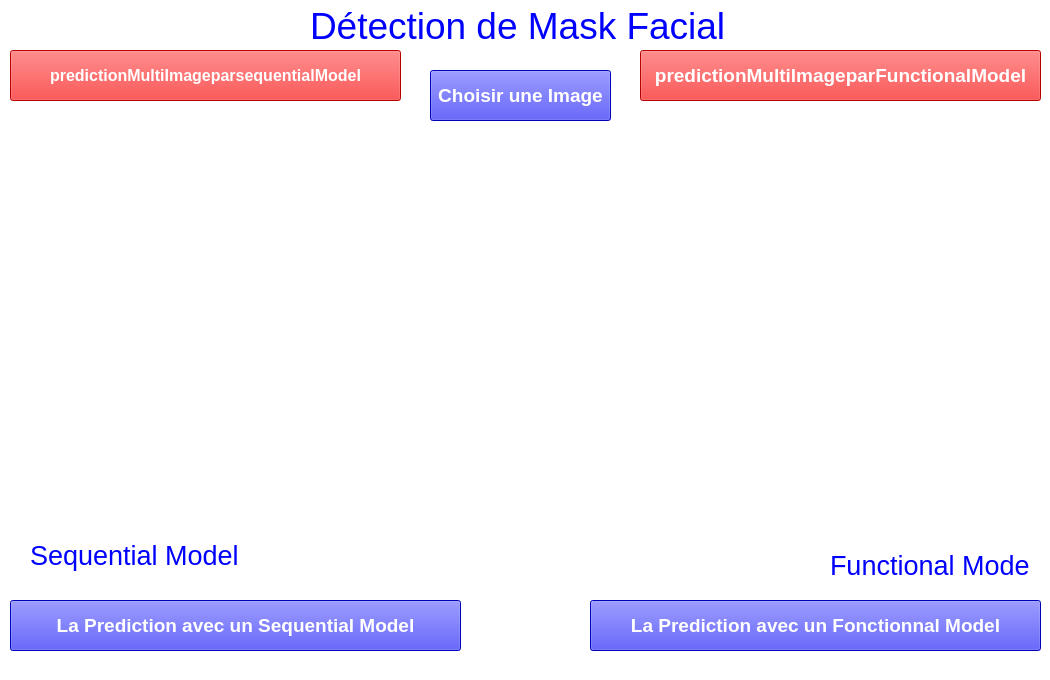
This is second.ui in mhdabdellah/Projet_IA as Qt 5 draws it before an edit. The edited form follows.
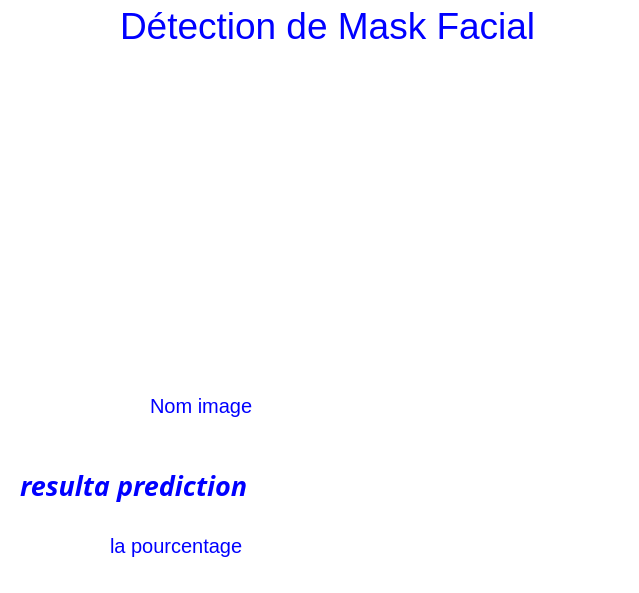
This is the edited form. Icons and pictures are not drawn.

The edit to the form file:
```diff
--- a/second.ui
+++ b/second.ui
@@ -6,8 +6,8 @@
    <rect>
     <x>0</x>
     <y>0</y>
-    <width>1050</width>
-    <height>680</height>
+    <width>639</width>
+    <height>593</height>
    </rect>
   </property>
   <property name="palette">
@@ -189,8 +189,8 @@
    <widget class="QLabel" name="L1">
     <property name="geometry">
      <rect>
-      <x>260</x>
-      <y>490</y>
+      <x>20</x>
+      <y>440</y>
       <width>591</width>
       <height>91</height>
      </rect>
@@ -273,15 +273,15 @@
      <enum>Qt::LeftToRight</enum>
     </property>
     <property name="text">
-     <string/>
+     <string>resulta prediction</string>
     </property>
    </widget>
    <widget class="QLabel" name="logo">
     <property name="geometry">
      <rect>
-      <x>350</x>
-      <y>130</y>
-      <width>361</width>
+      <x>110</x>
+      <y>60</y>
+      <width>421</width>
       <height>321</height>
      </rect>
     </property>
@@ -295,346 +295,10 @@
      <bool>true</bool>
     </property>
    </widget>
-   <widget class="QPushButton" name="Bt4">
-    <property name="geometry">
-     <rect>
-      <x>10</x>
-      <y>50</y>
-      <width>391</width>
-      <height>51</height>
-     </rect>
-    </property>
-    <property name="palette">
-     <palette>
-      <active>
-       <colorrole role="WindowText">
-        <brush brushstyle="SolidPattern">
-         <color alpha="255">
-          <red>255</red>
-          <green>255</green>
-          <blue>255</blue>
-         </color>
-        </brush>
-       </colorrole>
-       <colorrole role="Button">
-        <brush brushstyle="SolidPattern">
-         <color alpha="255">
-          <red>255</red>
-          <green>0</green>
-          <blue>0</blue>
-         </color>
-        </brush>
-       </colorrole>
-       <colorrole role="ButtonText">
-        <brush brushstyle="SolidPattern">
-         <color alpha="255">
-          <red>255</red>
-          <green>255</green>
-          <blue>255</blue>
-         </color>
-        </brush>
-       </colorrole>
-       <colorrole role="Base">
-        <brush brushstyle="SolidPattern">
-         <color alpha="255">
-          <red>255</red>
-          <green>0</green>
-          <blue>0</blue>
-         </color>
-        </brush>
-       </colorrole>
-       <colorrole role="Window">
-        <brush brushstyle="SolidPattern">
-         <color alpha="255">
-          <red>255</red>
-          <green>0</green>
-          <blue>0</blue>
-         </color>
-        </brush>
-       </colorrole>
-      </active>
-      <inactive>
-       <colorrole role="WindowText">
-        <brush brushstyle="SolidPattern">
-         <color alpha="255">
-          <red>255</red>
-          <green>255</green>
-          <blue>255</blue>
-         </color>
-        </brush>
-       </colorrole>
-       <colorrole role="Button">
-        <brush brushstyle="SolidPattern">
-         <color alpha="255">
-          <red>255</red>
-          <green>0</green>
-          <blue>0</blue>
-         </color>
-        </brush>
-       </colorrole>
-       <colorrole role="ButtonText">
-        <brush brushstyle="SolidPattern">
-         <color alpha="255">
-          <red>255</red>
-          <green>255</green>
-          <blue>255</blue>
-         </color>
-        </brush>
-       </colorrole>
-       <colorrole role="Base">
-        <brush brushstyle="SolidPattern">
-         <color alpha="255">
-          <red>255</red>
-          <green>0</green>
-          <blue>0</blue>
-         </color>
-        </brush>
-       </colorrole>
-       <colorrole role="Window">
-        <brush brushstyle="SolidPattern">
-         <color alpha="255">
-          <red>255</red>
-          <green>0</green>
-          <blue>0</blue>
-         </color>
-        </brush>
-       </colorrole>
-      </inactive>
-      <disabled>
-       <colorrole role="WindowText">
-        <brush brushstyle="SolidPattern">
-         <color alpha="255">
-          <red>120</red>
-          <green>120</green>
-          <blue>120</blue>
-         </color>
-        </brush>
-       </colorrole>
-       <colorrole role="Button">
-        <brush brushstyle="SolidPattern">
-         <color alpha="255">
-          <red>255</red>
-          <green>0</green>
-          <blue>0</blue>
-         </color>
-        </brush>
-       </colorrole>
-       <colorrole role="ButtonText">
-        <brush brushstyle="SolidPattern">
-         <color alpha="255">
-          <red>120</red>
-          <green>120</green>
-          <blue>120</blue>
-         </color>
-        </brush>
-       </colorrole>
-       <colorrole role="Base">
-        <brush brushstyle="SolidPattern">
-         <color alpha="255">
-          <red>255</red>
-          <green>0</green>
-          <blue>0</blue>
-         </color>
-        </brush>
-       </colorrole>
-       <colorrole role="Window">
-        <brush brushstyle="SolidPattern">
-         <color alpha="255">
-          <red>255</red>
-          <green>0</green>
-          <blue>0</blue>
-         </color>
-        </brush>
-       </colorrole>
-      </disabled>
-     </palette>
-    </property>
-    <property name="font">
-     <font>
-      <pointsize>12</pointsize>
-      <weight>75</weight>
-      <bold>true</bold>
-     </font>
-    </property>
-    <property name="styleSheet">
-     <string notr="true">background-color: rgb(255, 0, 0);</string>
-    </property>
-    <property name="text">
-     <string>predictionMultiImageparsequentialModel</string>
-    </property>
-   </widget>
-   <widget class="QPushButton" name="Bt1">
-    <property name="geometry">
-     <rect>
-      <x>430</x>
-      <y>70</y>
-      <width>181</width>
-      <height>51</height>
-     </rect>
-    </property>
-    <property name="palette">
-     <palette>
-      <active>
-       <colorrole role="WindowText">
-        <brush brushstyle="SolidPattern">
-         <color alpha="255">
-          <red>255</red>
-          <green>255</green>
-          <blue>255</blue>
-         </color>
-        </brush>
-       </colorrole>
-       <colorrole role="Button">
-        <brush brushstyle="SolidPattern">
-         <color alpha="255">
-          <red>0</red>
-          <green>0</green>
-          <blue>255</blue>
-         </color>
-        </brush>
-       </colorrole>
-       <colorrole role="ButtonText">
-        <brush brushstyle="SolidPattern">
-         <color alpha="255">
-          <red>255</red>
-          <green>255</green>
-          <blue>255</blue>
-         </color>
-        </brush>
-       </colorrole>
-       <colorrole role="Base">
-        <brush brushstyle="SolidPattern">
-         <color alpha="255">
-          <red>0</red>
-          <green>0</green>
-          <blue>255</blue>
-         </color>
-        </brush>
-       </colorrole>
-       <colorrole role="Window">
-        <brush brushstyle="SolidPattern">
-         <color alpha="255">
-          <red>0</red>
-          <green>0</green>
-          <blue>255</blue>
-         </color>
-        </brush>
-       </colorrole>
-      </active>
-      <inactive>
-       <colorrole role="WindowText">
-        <brush brushstyle="SolidPattern">
-         <color alpha="255">
-          <red>255</red>
-          <green>255</green>
-          <blue>255</blue>
-         </color>
-        </brush>
-       </colorrole>
-       <colorrole role="Button">
-        <brush brushstyle="SolidPattern">
-         <color alpha="255">
-          <red>0</red>
-          <green>0</green>
-          <blue>255</blue>
-         </color>
-        </brush>
-       </colorrole>
-       <colorrole role="ButtonText">
-        <brush brushstyle="SolidPattern">
-         <color alpha="255">
-          <red>255</red>
-          <green>255</green>
-          <blue>255</blue>
-         </color>
-        </brush>
-       </colorrole>
-       <colorrole role="Base">
-        <brush brushstyle="SolidPattern">
-         <color alpha="255">
-          <red>0</red>
-          <green>0</green>
-          <blue>255</blue>
-         </color>
-        </brush>
-       </colorrole>
-       <colorrole role="Window">
-        <brush brushstyle="SolidPattern">
-         <color alpha="255">
-          <red>0</red>
-          <green>0</green>
-          <blue>255</blue>
-         </color>
-        </brush>
-       </colorrole>
-      </inactive>
-      <disabled>
-       <colorrole role="WindowText">
-        <brush brushstyle="SolidPattern">
-         <color alpha="255">
-          <red>120</red>
-          <green>120</green>
-          <blue>120</blue>
-         </color>
-        </brush>
-       </colorrole>
-       <colorrole role="Button">
-        <brush brushstyle="SolidPattern">
-         <color alpha="255">
-          <red>0</red>
-          <green>0</green>
-          <blue>255</blue>
-         </color>
-        </brush>
-       </colorrole>
-       <colorrole role="ButtonText">
-        <brush brushstyle="SolidPattern">
-         <color alpha="255">
-          <red>120</red>
-          <green>120</green>
-          <blue>120</blue>
-         </color>
-        </brush>
-       </colorrole>
-       <colorrole role="Base">
-        <brush brushstyle="SolidPattern">
-         <color alpha="255">
-          <red>0</red>
-          <green>0</green>
-          <blue>255</blue>
-         </color>
-        </brush>
-       </colorrole>
-       <colorrole role="Window">
-        <brush brushstyle="SolidPattern">
-         <color alpha="255">
-          <red>0</red>
-          <green>0</green>
-          <blue>255</blue>
-         </color>
-        </brush>
-       </colorrole>
-      </disabled>
-     </palette>
-    </property>
-    <property name="font">
-     <font>
-      <pointsize>14</pointsize>
-      <weight>75</weight>
-      <bold>true</bold>
-     </font>
-    </property>
-    <property name="styleSheet">
-     <string notr="true">background-color: rgb(0, 0, 255);</string>
-    </property>
-    <property name="text">
-     <string>Choisir une Image</string>
-    </property>
-   </widget>
    <widget class="QLabel" name="label">
     <property name="geometry">
      <rect>
-      <x>310</x>
+      <x>120</x>
       <y>0</y>
       <width>421</width>
       <height>51</height>
@@ -649,368 +313,12 @@
      <string>Détection de Mask Facial</string>
     </property>
    </widget>
-   <widget class="QPushButton" name="Bt">
-    <property name="geometry">
-     <rect>
-      <x>10</x>
-      <y>600</y>
-      <width>451</width>
-      <height>51</height>
-     </rect>
-    </property>
-    <property name="palette">
-     <palette>
-      <active>
-       <colorrole role="Button">
-        <brush brushstyle="SolidPattern">
-         <color alpha="255">
-          <red>0</red>
-          <green>0</green>
-          <blue>255</blue>
-         </color>
-        </brush>
-       </colorrole>
-       <colorrole role="ButtonText">
-        <brush brushstyle="SolidPattern">
-         <color alpha="255">
-          <red>255</red>
-          <green>255</green>
-          <blue>255</blue>
-         </color>
-        </brush>
-       </colorrole>
-       <colorrole role="Base">
-        <brush brushstyle="SolidPattern">
-         <color alpha="255">
-          <red>0</red>
-          <green>0</green>
-          <blue>255</blue>
-         </color>
-        </brush>
-       </colorrole>
-       <colorrole role="Window">
-        <brush brushstyle="SolidPattern">
-         <color alpha="255">
-          <red>0</red>
-          <green>0</green>
-          <blue>255</blue>
-         </color>
-        </brush>
-       </colorrole>
-      </active>
-      <inactive>
-       <colorrole role="Button">
-        <brush brushstyle="SolidPattern">
-         <color alpha="255">
-          <red>0</red>
-          <green>0</green>
-          <blue>255</blue>
-         </color>
-        </brush>
-       </colorrole>
-       <colorrole role="ButtonText">
-        <brush brushstyle="SolidPattern">
-         <color alpha="255">
-          <red>255</red>
-          <green>255</green>
-          <blue>255</blue>
-         </color>
-        </brush>
-       </colorrole>
-       <colorrole role="Base">
-        <brush brushstyle="SolidPattern">
-         <color alpha="255">
-          <red>0</red>
-          <green>0</green>
-          <blue>255</blue>
-         </color>
-        </brush>
-       </colorrole>
-       <colorrole role="Window">
-        <brush brushstyle="SolidPattern">
-         <color alpha="255">
-          <red>0</red>
-          <green>0</green>
-          <blue>255</blue>
-         </color>
-        </brush>
-       </colorrole>
-      </inactive>
-      <disabled>
-       <colorrole role="Button">
-        <brush brushstyle="SolidPattern">
-         <color alpha="255">
-          <red>0</red>
-          <green>0</green>
-          <blue>255</blue>
-         </color>
-        </brush>
-       </colorrole>
-       <colorrole role="ButtonText">
-        <brush brushstyle="SolidPattern">
-         <color alpha="255">
-          <red>120</red>
-          <green>120</green>
-          <blue>120</blue>
-         </color>
-        </brush>
-       </colorrole>
-       <colorrole role="Base">
-        <brush brushstyle="SolidPattern">
-         <color alpha="255">
-          <red>0</red>
-          <green>0</green>
-          <blue>255</blue>
-         </color>
-        </brush>
-       </colorrole>
-       <colorrole role="Window">
-        <brush brushstyle="SolidPattern">
-         <color alpha="255">
-          <red>0</red>
-          <green>0</green>
-          <blue>255</blue>
-         </color>
-        </brush>
-       </colorrole>
-      </disabled>
-     </palette>
-    </property>
-    <property name="font">
-     <font>
-      <pointsize>14</pointsize>
-      <weight>75</weight>
-      <bold>true</bold>
-     </font>
-    </property>
-    <property name="styleSheet">
-     <string notr="true">background-color: rgb(0, 0, 255);</string>
-    </property>
-    <property name="text">
-     <string>La Prediction avec un Sequential Model</string>
-    </property>
-   </widget>
-   <widget class="QPushButton" name="Bt3">
-    <property name="geometry">
-     <rect>
-      <x>590</x>
-      <y>600</y>
-      <width>451</width>
-      <height>51</height>
-     </rect>
-    </property>
-    <property name="palette">
-     <palette>
-      <active>
-       <colorrole role="Button">
-        <brush brushstyle="SolidPattern">
-         <color alpha="255">
-          <red>0</red>
-          <green>0</green>
-          <blue>255</blue>
-         </color>
-        </brush>
-       </colorrole>
-       <colorrole role="ButtonText">
-        <brush brushstyle="SolidPattern">
-         <color alpha="255">
-          <red>255</red>
-          <green>255</green>
-          <blue>255</blue>
-         </color>
-        </brush>
-       </colorrole>
-       <colorrole role="Base">
-        <brush brushstyle="SolidPattern">
-         <color alpha="255">
-          <red>0</red>
-          <green>0</green>
-          <blue>255</blue>
-         </color>
-        </brush>
-       </colorrole>
-       <colorrole role="Window">
-        <brush brushstyle="SolidPattern">
-         <color alpha="255">
-          <red>0</red>
-          <green>0</green>
-          <blue>255</blue>
-         </color>
-        </brush>
-       </colorrole>
-      </active>
-      <inactive>
-       <colorrole role="Button">
-        <brush brushstyle="SolidPattern">
-         <color alpha="255">
-          <red>0</red>
-          <green>0</green>
-          <blue>255</blue>
-         </color>
-        </brush>
-       </colorrole>
-       <colorrole role="ButtonText">
-        <brush brushstyle="SolidPattern">
-         <color alpha="255">
-          <red>255</red>
-          <green>255</green>
-          <blue>255</blue>
-         </color>
-        </brush>
-       </colorrole>
-       <colorrole role="Base">
-        <brush brushstyle="SolidPattern">
-         <color alpha="255">
-          <red>0</red>
-          <green>0</green>
-          <blue>255</blue>
-         </color>
-        </brush>
-       </colorrole>
-       <colorrole role="Window">
-        <brush brushstyle="SolidPattern">
-         <color alpha="255">
-          <red>0</red>
-          <green>0</green>
-          <blue>255</blue>
-         </color>
-        </brush>
-       </colorrole>
-      </inactive>
-      <disabled>
-       <colorrole role="Button">
-        <brush brushstyle="SolidPattern">
-         <color alpha="255">
-          <red>0</red>
-          <green>0</green>
-          <blue>255</blue>
-         </color>
-        </brush>
-       </colorrole>
-       <colorrole role="ButtonText">
-        <brush brushstyle="SolidPattern">
-         <color alpha="255">
-          <red>120</red>
-          <green>120</green>
-          <blue>120</blue>
-         </color>
-        </brush>
-       </colorrole>
-       <colorrole role="Base">
-        <brush brushstyle="SolidPattern">
-         <color alpha="255">
-          <red>0</red>
-          <green>0</green>
-          <blue>255</blue>
-         </color>
-        </brush>
-       </colorrole>
-       <colorrole role="Window">
-        <brush brushstyle="SolidPattern">
-         <color alpha="255">
-          <red>0</red>
-          <green>0</green>
-          <blue>255</blue>
-         </color>
-        </brush>
-       </colorrole>
-      </disabled>
-     </palette>
-    </property>
-    <property name="font">
-     <font>
-      <pointsize>14</pointsize>
-      <weight>75</weight>
-      <bold>true</bold>
-     </font>
-    </property>
-    <property name="styleSheet">
-     <string notr="true">background-color: rgb(0, 0, 255);</string>
-    </property>
-    <property name="text">
-     <string>La Prediction avec un Fonctionnal Model</string>
-    </property>
-   </widget>
-   <widget class="QLabel" name="functional">
-    <property name="geometry">
-     <rect>
-      <x>750</x>
-      <y>100</y>
-      <width>291</width>
-      <height>371</height>
-     </rect>
-    </property>
-    <property name="text">
-     <string/>
-    </property>
-    <property name="pixmap">
-     <pixmap>functional.jpg</pixmap>
-    </property>
-    <property name="scaledContents">
-     <bool>true</bool>
-    </property>
-   </widget>
-   <widget class="QLabel" name="sequential">
-    <property name="geometry">
-     <rect>
-      <x>10</x>
-      <y>100</y>
-      <width>301</width>
-      <height>381</height>
-     </rect>
-    </property>
-    <property name="text">
-     <string/>
-    </property>
-    <property name="pixmap">
-     <pixmap>sequential.jpg</pixmap>
-    </property>
-    <property name="scaledContents">
-     <bool>true</bool>
-    </property>
-   </widget>
-   <widget class="QLabel" name="label_2">
-    <property name="geometry">
-     <rect>
-      <x>830</x>
-      <y>540</y>
-      <width>201</width>
-      <height>51</height>
-     </rect>
-    </property>
-    <property name="font">
-     <font>
-      <pointsize>20</pointsize>
-     </font>
-    </property>
-    <property name="text">
-     <string>Functional Model</string>
-    </property>
-   </widget>
-   <widget class="QLabel" name="label_3">
-    <property name="geometry">
-     <rect>
-      <x>30</x>
-      <y>530</y>
-      <width>231</width>
-      <height>51</height>
-     </rect>
-    </property>
-    <property name="font">
-     <font>
-      <pointsize>20</pointsize>
-     </font>
-    </property>
-    <property name="text">
-     <string>Sequential Model</string>
-    </property>
-   </widget>
    <widget class="QLabel" name="label_sequential">
     <property name="geometry">
      <rect>
-      <x>10</x>
-      <y>480</y>
-      <width>361</width>
+      <x>110</x>
+      <y>520</y>
+      <width>411</width>
       <height>51</height>
      </rect>
     </property>
@@ -1020,14 +328,14 @@
      </font>
     </property>
     <property name="text">
-     <string/>
+     <string>la pourcentage</string>
     </property>
    </widget>
    <widget class="QLabel" name="label_functional">
     <property name="geometry">
      <rect>
-      <x>710</x>
-      <y>480</y>
+      <x>150</x>
+      <y>380</y>
       <width>331</width>
       <height>51</height>
      </rect>
@@ -1041,175 +349,7 @@
      <string notr="true"/>
     </property>
     <property name="text">
-     <string/>
-    </property>
-   </widget>
-   <widget class="QPushButton" name="Bt2">
-    <property name="geometry">
-     <rect>
-      <x>640</x>
-      <y>50</y>
-      <width>401</width>
-      <height>51</height>
-     </rect>
-    </property>
-    <property name="palette">
-     <palette>
-      <active>
-       <colorrole role="WindowText">
-        <brush brushstyle="SolidPattern">
-         <color alpha="255">
-          <red>255</red>
-          <green>255</green>
-          <blue>255</blue>
-         </color>
-        </brush>
-       </colorrole>
-       <colorrole role="Button">
-        <brush brushstyle="SolidPattern">
-         <color alpha="255">
-          <red>255</red>
-          <green>0</green>
-          <blue>0</blue>
-         </color>
-        </brush>
-       </colorrole>
-       <colorrole role="ButtonText">
-        <brush brushstyle="SolidPattern">
-         <color alpha="255">
-          <red>255</red>
-          <green>255</green>
-          <blue>255</blue>
-         </color>
-        </brush>
-       </colorrole>
-       <colorrole role="Base">
-        <brush brushstyle="SolidPattern">
-         <color alpha="255">
-          <red>255</red>
-          <green>0</green>
-          <blue>0</blue>
-         </color>
-        </brush>
-       </colorrole>
-       <colorrole role="Window">
-        <brush brushstyle="SolidPattern">
-         <color alpha="255">
-          <red>255</red>
-          <green>0</green>
-          <blue>0</blue>
-         </color>
-        </brush>
-       </colorrole>
-      </active>
-      <inactive>
-       <colorrole role="WindowText">
-        <brush brushstyle="SolidPattern">
-         <color alpha="255">
-          <red>255</red>
-          <green>255</green>
-          <blue>255</blue>
-         </color>
-        </brush>
-       </colorrole>
-       <colorrole role="Button">
-        <brush brushstyle="SolidPattern">
-         <color alpha="255">
-          <red>255</red>
-          <green>0</green>
-          <blue>0</blue>
-         </color>
-        </brush>
-       </colorrole>
-       <colorrole role="ButtonText">
-        <brush brushstyle="SolidPattern">
-         <color alpha="255">
-          <red>255</red>
-          <green>255</green>
-          <blue>255</blue>
-         </color>
-        </brush>
-       </colorrole>
-       <colorrole role="Base">
-        <brush brushstyle="SolidPattern">
-         <color alpha="255">
-          <red>255</red>
-          <green>0</green>
-          <blue>0</blue>
-         </color>
-        </brush>
-       </colorrole>
-       <colorrole role="Window">
-        <brush brushstyle="SolidPattern">
-         <color alpha="255">
-          <red>255</red>
-          <green>0</green>
-          <blue>0</blue>
-         </color>
-        </brush>
-       </colorrole>
-      </inactive>
-      <disabled>
-       <colorrole role="WindowText">
-        <brush brushstyle="SolidPattern">
-         <color alpha="255">
-          <red>120</red>
-          <green>120</green>
-          <blue>120</blue>
-         </color>
-        </brush>
-       </colorrole>
-       <colorrole role="Button">
-        <brush brushstyle="SolidPattern">
-         <color alpha="255">
-          <red>255</red>
-          <green>0</green>
-          <blue>0</blue>
-         </color>
-        </brush>
-       </colorrole>
-       <colorrole role="ButtonText">
-        <brush brushstyle="SolidPattern">
-         <color alpha="255">
-          <red>120</red>
-          <green>120</green>
-          <blue>120</blue>
-         </color>
-        </brush>
-       </colorrole>
-       <colorrole role="Base">
-        <brush brushstyle="SolidPattern">
-         <color alpha="255">
-          <red>255</red>
-          <green>0</green>
-          <blue>0</blue>
-         </color>
-        </brush>
-       </colorrole>
-       <colorrole role="Window">
-        <brush brushstyle="SolidPattern">
-         <color alpha="255">
-          <red>255</red>
-          <green>0</green>
-          <blue>0</blue>
-         </color>
-        </brush>
-       </colorrole>
-      </disabled>
-     </palette>
-    </property>
-    <property name="font">
-     <font>
-      <pointsize>14</pointsize>
-      <weight>75</weight>
-      <bold>true</bold>
-     </font>
-    </property>
-    <property name="styleSheet">
-     <string notr="true">background-color: rgb(255, 0, 0);</string>
-    </property>
-    <property name="text">
-     <string>predictionMultiImageparFunctionalModel</string>
+     <string>Nom image</string>
     </property>
    </widget>
   </widget>
```
